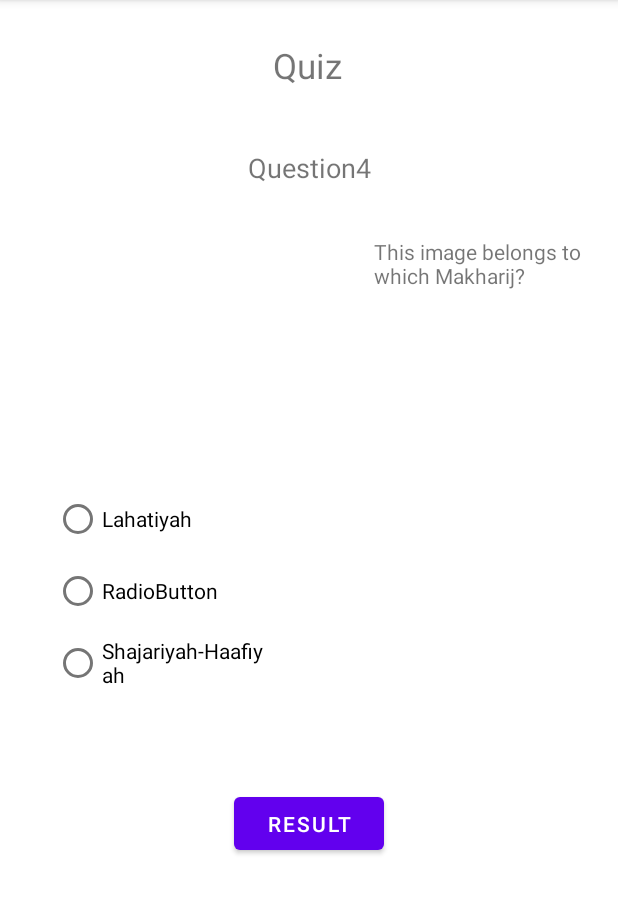
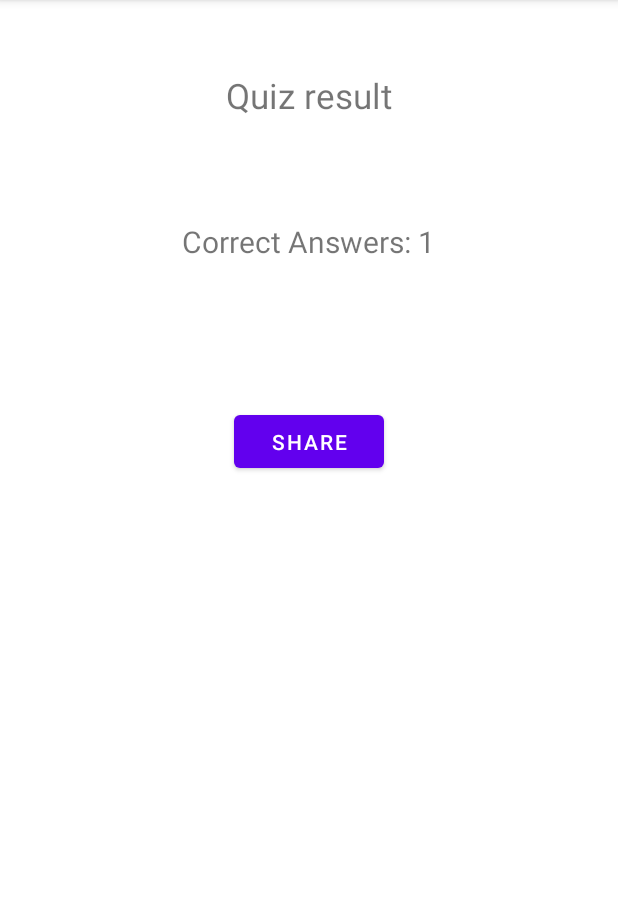
Before and after one commit to Transformer075/Practice_Quiz_App, an Android app: the activity_QuizQuestion4 screen opened directly, with no data from a screen before it, after a tap on "RESULT", on a phone screen of 412 x 824 dp, the part 84-998 px from its top. Run offline under Robolectric (Android 15) with nearby library versions, the phone set to English and light mode, and no system bars; 1 other tap on this screen came first.

Commit message:
Result & Share

```diff
--- a/app/src/main/AndroidManifest.xml
+++ b/app/src/main/AndroidManifest.xml
@@ -9,6 +9,9 @@
         android:roundIcon="@mipmap/ic_launcher_round"
         android:supportsRtl="true"
         android:theme="@style/Theme.PracticeQuizApp">
+        <activity
+            android:name=".activity_result"
+            android:exported="false" />
         <activity
             android:name=".activity_QuizQuestion4"
             android:exported="false" />
--- a/app/src/main/java/com/example/practicequizapp/activity_QuizQuestion4.java
+++ b/app/src/main/java/com/example/practicequizapp/activity_QuizQuestion4.java
@@ -5,6 +5,7 @@ import androidx.appcompat.app.AppCompatActivity;
 import android.content.Intent;
 import android.media.Image;
 import android.os.Bundle;
+import android.util.Log;
 import android.view.View;
 import android.widget.Button;
 import android.widget.ImageView;
@@ -23,7 +24,8 @@ public class activity_QuizQuestion4 extends AppCompatActivity {
     RadioGroup radioGroup4;
     Button btn_result;
     int correctAnswerCount4 = 0;
-    int randomNumber4;
+
+    boolean go4 = false;
     @Override
     protected void onCreate(Bundle savedInstanceState) {
         super.onCreate(savedInstanceState);
@@ -41,58 +43,40 @@ public class activity_QuizQuestion4 extends AppCompatActivity {
         radioGroup4 = findViewById(R.id.radioGroup4);
 
         Intent intent = getIntent();
-        correctAnswerCount4 = intent.getIntExtra("correctAnswer4", 0);
+        correctAnswerCount4 = intent.getIntExtra("correctAnswerCount4", 0);
+        Log.d("T1", "onClick: value received from 3" + correctAnswerCount4);
 
-        Random rand1 = new Random();
-        randomNumber4 = rand1.nextInt(3);
-        String randomImage = "qimage" + randomNumber4;
+        String randomImage = "qimage" + 0;
         int resId1 = getResources().getIdentifier(randomImage, "drawable", getPackageName());
         image.setImageResource(resId1);
 
         viewStatement4.setText("This image belongs to which Makharij?");
-        Random rand2 = new Random();
-        int randomNumber4 = rand2.nextInt(3);
-        btn_radio4_1.setText(categoryArray[randomNumber4]);
-        if(randomNumber4 > 1){
-            btn_radio4_2.setText(categoryArray[randomNumber4 - 1]);
-        }
-        else {
-            btn_radio4_2.setText(categoryArray[randomNumber4 + 2]);
-        }
 
-        if (randomNumber4 < 2){
-            btn_radio4_3.setText(categoryArray[randomNumber4 + 1]);
-        }
-        else {
-            btn_radio4_3.setText(categoryArray[randomNumber4 - 2]);
-        }
+        btn_radio4_1.setText(categoryArray[0]);
+        btn_radio4_2.setText(categoryArray[1]);
+        btn_radio4_3.setText(categoryArray[2]);
+
         btn_result.setOnClickListener(new View.OnClickListener() {
             @Override
             public void onClick(View v) {
+                if(go4){
+                    Intent intent2 = new Intent(activity_QuizQuestion4.this, activity_result.class);
+                    intent2.putExtra("correctAnswerCount4", correctAnswerCount4);
+                    Log.d("T1", "onClick: value send to result" + correctAnswerCount4);
+                    startActivity(intent2);
+                }
 
-                //Intent intent2 = new Intent(activity_QuizQuestion3.this, activity_QuizQuestion3.class);
-                //intent2.putExtra("correctAnswerCount4", correctAnswerCount3);
-                //startActivity(intent2);
             }
         });
     }
     public void onRadioButtonClicked4(View view) {
-        boolean checked4 = ((RadioButton) view).isChecked();
-
-        // Check which radio button was clicked
-        switch(view.getId()) {
-            case R.id.btn_radio4_1:
-                if (checked4 && categoryArray[randomNumber4] == btn_radio4_1.getText())
-                    correctAnswerCount4++;
-                break;
-            case R.id.btn_radio4_2:
-                if (checked4 && categoryArray[randomNumber4] == btn_radio4_2.getText())
-                    correctAnswerCount4++;
-                break;
-            case R.id.btn_radio4_3:
-                if (checked4 && categoryArray[randomNumber4] == btn_radio4_3.getText())
-                    correctAnswerCount4++;
-                break;
-        }
+        Integer answer4 = view.getId();
+        btn_radio4_1.setEnabled(false);
+        btn_radio4_2.setEnabled(false);
+        btn_radio4_3.setEnabled(false);
+        go4 = true;
+        RadioButton radio4 = findViewById(answer4);
+        if(categoryArray[0].equals(radio4.getText().toString()))
+            correctAnswerCount4++;
     }
 }
--- /dev/null
+++ b/app/src/main/java/com/example/practicequizapp/activity_result.java
@@ -0,0 +1,42 @@
+package com.example.practicequizapp;
+
+import androidx.appcompat.app.AppCompatActivity;
+
+import android.content.Intent;
+import android.os.Bundle;
+import android.view.View;
+import android.widget.Button;
+import android.widget.TextView;
+
+public class activity_result extends AppCompatActivity {
+    TextView textView;
+    Button btn_result;
+
+    @Override
+    protected void onCreate(Bundle savedInstanceState) {
+        super.onCreate(savedInstanceState);
+        setContentView(R.layout.activity_result);
+
+        textView = findViewById(R.id.result);
+        btn_result = findViewById(R.id.button);
+
+        Intent intent = getIntent();
+        String message ="Correct Answers: " + intent.getIntExtra("correctAnswerCount4", 0);
+        textView.setText(message);
+
+
+        btn_result.setOnClickListener(new View.OnClickListener() {
+            @Override
+            public void onClick(View v) {
+                Intent intent2 = new Intent();
+                intent2.setAction(Intent.ACTION_SEND);
+                intent2.setType("text/plain");
+                intent2.putExtra(Intent.EXTRA_TEXT, message);
+                startActivity(intent2);
+            }
+        });
+
+
+
+    }
+}
--- a/app/src/main/res/layout/activity_quiz_question4.xml
+++ b/app/src/main/res/layout/activity_quiz_question4.xml
@@ -66,18 +66,21 @@
             android:id="@+id/btn_radio4_1"
             android:layout_width="139dp"
             android:layout_height="wrap_content"
+            android:onClick="onRadioButtonClicked4"
             android:text="RadioButton" />
 
         <RadioButton
             android:id="@+id/btn_radio4_2"
             android:layout_width="139dp"
             android:layout_height="wrap_content"
+            android:onClick="onRadioButtonClicked4"
             android:text="RadioButton" />
 
         <RadioButton
             android:id="@+id/btn_radio4_3"
             android:layout_width="139dp"
             android:layout_height="wrap_content"
+            android:onClick="onRadioButtonClicked4"
             android:text="RadioButton" />
     </RadioGroup>
 
--- /dev/null
+++ b/app/src/main/res/layout/activity_result.xml
@@ -0,0 +1,43 @@
+<?xml version="1.0" encoding="utf-8"?>
+<androidx.constraintlayout.widget.ConstraintLayout xmlns:android="http://schemas.android.com/apk/res/android"
+    xmlns:app="http://schemas.android.com/apk/res-auto"
+    xmlns:tools="http://schemas.android.com/tools"
+    android:layout_width="match_parent"
+    android:layout_height="match_parent"
+    tools:context=".activity_result">
+
+    <TextView
+        android:id="@+id/result"
+        android:layout_width="wrap_content"
+        android:layout_height="wrap_content"
+        android:layout_marginTop="68dp"
+        android:text="TextView"
+        android:textSize="20dp"
+        app:layout_constraintEnd_toEndOf="parent"
+        app:layout_constraintHorizontal_bias="0.498"
+        app:layout_constraintStart_toStartOf="parent"
+        app:layout_constraintTop_toBottomOf="@+id/textView13" />
+
+    <TextView
+        android:id="@+id/textView13"
+        android:layout_width="wrap_content"
+        android:layout_height="wrap_content"
+        android:layout_marginTop="48dp"
+        android:text="@string/quiz_result"
+        android:textSize="23dp"
+        app:layout_constraintEnd_toEndOf="parent"
+        app:layout_constraintHorizontal_bias="0.5"
+        app:layout_constraintStart_toStartOf="parent"
+        app:layout_constraintTop_toTopOf="parent" />
+
+    <Button
+        android:id="@+id/button"
+        android:layout_width="100dp"
+        android:layout_height="47dp"
+        android:layout_marginTop="96dp"
+        android:text="Share"
+        app:layout_constraintEnd_toEndOf="parent"
+        app:layout_constraintHorizontal_bias="0.5"
+        app:layout_constraintStart_toStartOf="parent"
+        app:layout_constraintTop_toBottomOf="@+id/result" />
+</androidx.constraintlayout.widget.ConstraintLayout>
--- a/app/src/main/res/values/strings.xml
+++ b/app/src/main/res/values/strings.xml
@@ -32,4 +32,5 @@
     <string name="Question5">Question5</string>
     <string name="btn_next">Next</string>
     <string name="btn_result">Result</string>
+    <string name="quiz_result">Quiz result</string>
 </resources>
```
Also changed, not shown: app/src/main/java/com/example/practicequizapp/activity_QuizQuestion2.java (+17 -20 lines), app/src/main/java/com/example/practicequizapp/activity_QuizQuestion3.java (+17 -21 lines), app/src/main/java/com/example/practicequizapp/activity_three.java (+22 -22 lines).
